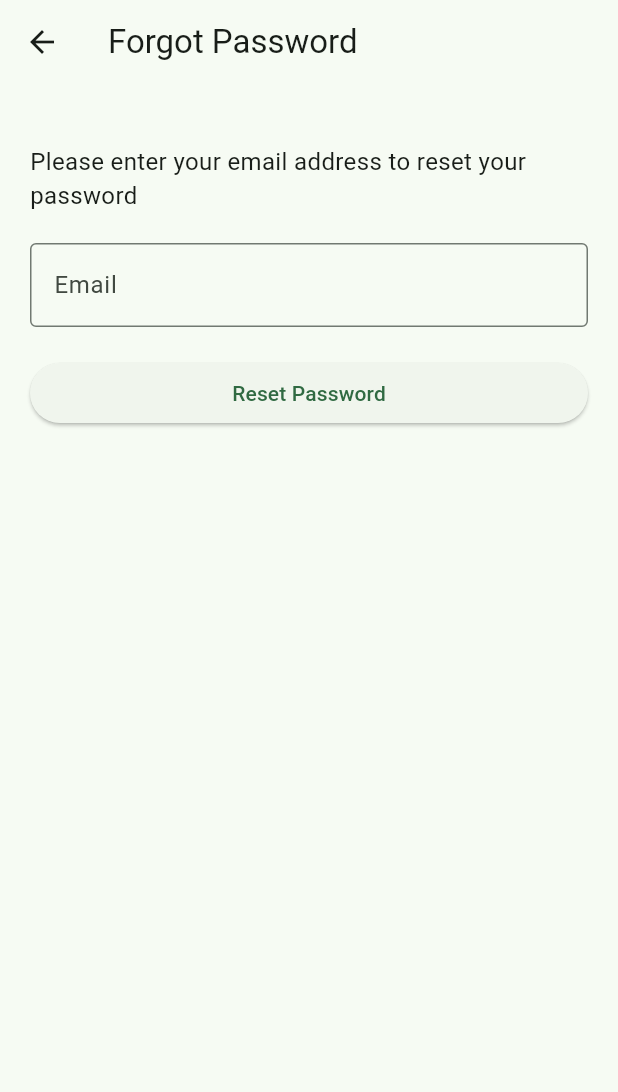
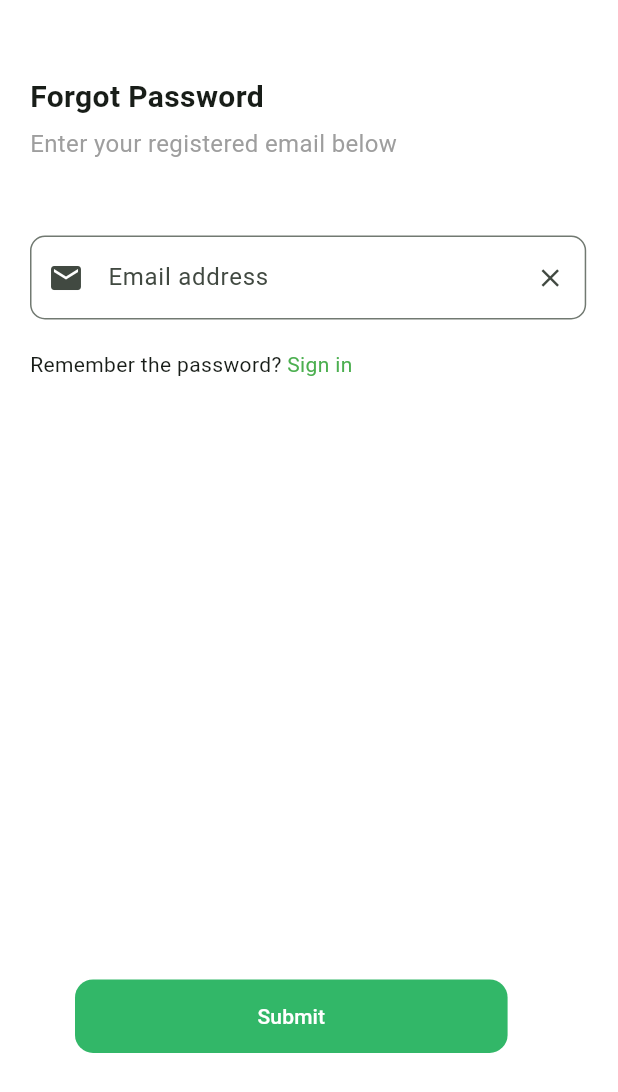
Before and after one commit to OneByte-Foods/ONE-BYTE-FOOD-MOBILE, a Flutter app: the ForgotPasswordScreen screen opened by its route, on a phone screen of 412 x 824 dp. Shown: the top 1092 px of the screen. Run offline on Flutter 3.47's test engine with Material 3 defaults, Android fonts, the phone set to English and light mode, and no system bars; our stand-ins replace cloud_firestore, firebase_auth, firebase_core, flutter_bloc, google_fonts, google_sign_in and 3 more; missing offline and left inert: khalti_flutter; accounts and stored records are empty.

Commit message:
✨ feat :  forgot_password_screen

```diff
--- a/lib/routes/app_routes.dart
+++ b/lib/routes/app_routes.dart
@@ -6,6 +6,8 @@ import 'package:One_Bytes_Food/screens/seat_reservation_screen.dart';
 import 'package:One_Bytes_Food/screens/signup_screen.dart';
 import 'package:One_Bytes_Food/screens/welcome_screen.dart';
 import 'package:flutter/material.dart';
+
+import '../screens/back_email_screen.dart';
 
 class AppRoutes {
 // route names
@@ -17,6 +19,7 @@ class AppRoutes {
   static const String forgotPasswordScreen = '/forgot-password-page-screen';
   static const String seatReservationScreen = '/seat-reservation-screen';
   static const String welcomeScreen = '/welcome-screen';
+  static const String backEmailScreen = '/back-email-screen';
 
   static Map<String, WidgetBuilder> routes = {
     onBoardingScreen: (context) => OnBoardingView(),
@@ -25,6 +28,7 @@ class AppRoutes {
     forgotPasswordScreen: (context) => ForgotPasswordScreen(),
     homePageScreen: (context) => HomeScreen(),
     welcomeScreen: (context) => WelcomeScreen(),
+    backEmailScreen: (context) => BackEmailScreen(),
     seatReservationScreen: (context) =>
         SeatReservationScreen(titleMovie: "Seat Reservation"),
   };
--- a/lib/screens/forgot_password.dart
+++ b/lib/screens/forgot_password.dart
@@ -1,8 +1,14 @@
+import 'package:One_Bytes_Food/constants/global_colors.dart';
 import 'package:firebase_auth/firebase_auth.dart';
+import 'package:flutter/gestures.dart';
 import 'package:flutter/material.dart';
 
+import '../routes/app_routes.dart';
+import '../widgets/build_btn.dart';
+import '../widgets/custom_textField_widget.dart';
+
 class ForgotPasswordScreen extends StatefulWidget {
-  const ForgotPasswordScreen({Key? key}) : super(key: key);
+  const ForgotPasswordScreen({super.key});
 
   @override
   _ForgotPasswordScreenState createState() => _ForgotPasswordScreenState();
@@ -10,31 +16,42 @@ class ForgotPasswordScreen extends StatefulWidget {
 
 class _ForgotPasswordScreenState extends State<ForgotPasswordScreen> {
   String email = "";
-  late TextEditingController emailController = TextEditingController();
+  late TextEditingController _emailController = TextEditingController();
 
   final _formKey = GlobalKey<FormState>();
   @override
   void dispose() {
-    emailController.dispose();
+    _emailController.dispose();
     super.dispose();
   }
 
   void resetPassword() async {
     try {
+      if (_formKey.currentState!.validate()) {
         await FirebaseAuth.instance.sendPasswordResetEmail(email: email);
         ScaffoldMessenger.of(context).showSnackBar(SnackBar(
           content: Text(
-          'Password Reset has been sent to the email address',
+            'Password Reset email has been sent to $email',
             style: TextStyle(
               fontSize: 20,
             ),
           ),
         ));
+      }
     } on FirebaseAuthException catch (e) {
       if (e.code == "user-not-found") {
         ScaffoldMessenger.of(context).showSnackBar(SnackBar(
           content: Text(
-            'No user with email was found',
+            'No user with email $email was found',
+            style: TextStyle(
+              fontSize: 20,
+            ),
+          ),
+        ));
+      } else if (e.code == "invalid-email") {
+        ScaffoldMessenger.of(context).showSnackBar(SnackBar(
+          content: Text(
+            'Please enter a valid email address.',
             style: TextStyle(
               fontSize: 20,
             ),
@@ -47,49 +64,84 @@ class _ForgotPasswordScreenState extends State<ForgotPasswordScreen> {
   @override
   Widget build(BuildContext context) {
     return Scaffold(
-      appBar: AppBar(
-        title: Text('Forgot Password'),
-      ),
-      body: Padding(
-        padding: const EdgeInsets.all(20.0),
-        child: Form(
+      backgroundColor: Colors.white,
+      body: Form(
         key: _formKey,
         child: Column(
-            crossAxisAlignment: CrossAxisAlignment.stretch,
+          crossAxisAlignment: CrossAxisAlignment.start,
           children: [
-              SizedBox(height: 20),
+            SizedBox(height: 50),
+            Padding(
+              padding: const EdgeInsets.symmetric(horizontal: 20),
+              child: Column(
+                crossAxisAlignment: CrossAxisAlignment.start,
+                children: [
                   Text(
-                'Please enter your email address to reset your password',
-                style: TextStyle(fontSize: 16),
+                    'Forgot Password',
+                    style: TextStyle(
+                      fontSize: 20,
+                      fontWeight: FontWeight.bold,
                     ),
-              SizedBox(height: 20),
-              TextFormField(
-                controller: emailController,
-                decoration: InputDecoration(
-                  labelText: 'Email',
-                  border: OutlineInputBorder(),
                   ),
+                  SizedBox(height: 5),
+                  Text(
+                    'Enter your registered email below',
+                    style: TextStyle(
+                      fontSize: 16,
+                      color: Colors.grey,
+                    ),
+                  ),
+                ],
+              ),
+            ),
+            SizedBox(height: 50),
+            Padding(
+              padding: const EdgeInsets.symmetric(horizontal: 20),
+              child: Column(
+                crossAxisAlignment: CrossAxisAlignment.start,
+                children: [
+                  CustomTextFormField(
+                    prefixIconData: Icons.email,
+                    controller: _emailController,
+                    labelText: "Email address",
                     validator: (value) {
                       if (value == null || value.isEmpty) {
                         return 'Please enter your email address.';
                       }
+                      if (!value.contains('@')) {
+                        return 'Please enter a valid email address.';
+                      }
                       return null;
                     },
                   ),
-              SizedBox(height: 20),
-              ElevatedButton(
-                onPressed: () {
-                  if (_formKey.currentState!.validate()) {
-                    setState(() {
-                      email = emailController.text;
-                    });
-                    resetPassword();
-                  }
-                },
-                child: Text('Reset Password'),
+                  SizedBox(height: 10),
+                  Text.rich(
+                    TextSpan(
+                      children: <InlineSpan>[
+                        TextSpan(text: 'Remember the password? '),
+                        TextSpan(
+                          text: 'Sign in',
+                          style: TextStyle(color: Colors.green),
+                          recognizer: TapGestureRecognizer()
+                            ..onTap = () => AppRoutes.signUpPage,
                         ),
                       ],
                     ),
+                  ),
+                ],
+              ),
+            ),
+            SizedBox(height: 400),
+            Padding(
+              padding: const EdgeInsets.only(left: 50, right: 50),
+              child: buildButton(
+                context,
+                text: 'Submit',
+                color: AppColors.green,
+                onPressed: resetPassword,
+              ),
+            )
+          ],
         ),
       ),
     );
--- a/lib/screens/welcome_screen.dart
+++ b/lib/screens/welcome_screen.dart
@@ -62,6 +62,7 @@ class _WelcomeScreenState extends State<WelcomeScreen>
           ),
           SizedBox(height: 150),
           buildButton(
+            width: MediaQuery.of(context).size.width * .7,
             context,
             text: 'Get Started',
             color: AppColors.green,
@@ -72,6 +73,7 @@ class _WelcomeScreenState extends State<WelcomeScreen>
           ),
           SizedBox(height: 10),
           buildButton(
+            width: MediaQuery.of(context).size.width * .7,
             context,
             text: 'Login',
             color: AppColors.pitchGreenColor,
--- a/lib/widgets/build_btn.dart
+++ b/lib/widgets/build_btn.dart
@@ -4,6 +4,7 @@ Widget buildButton(
   BuildContext context, {
   required String text,
   required Color color,
+  double? width,
   Color textColor = Colors.white,
   required VoidCallback onPressed,
 }) {
@@ -12,7 +13,7 @@ Widget buildButton(
       borderRadius: BorderRadius.circular(12),
       color: color,
     ),
-    width: MediaQuery.of(context).size.width * .7,
+    width: width ?? MediaQuery.of(context).size.width * .7,
     height: 49,
     child: TextButton(
       onPressed: onPressed,
```
Also changed, not shown: lib/screens/back_email_screen.dart (added, +10 -0 lines), lib/screens/login_page.dart (+9 -1 lines), lib/screens/signup_screen.dart (+11 -1 lines), lib/widgets/bottom_modal_sheet.dart (+12 -4 lines). Lines whose indentation alone changed are shown as unchanged.
